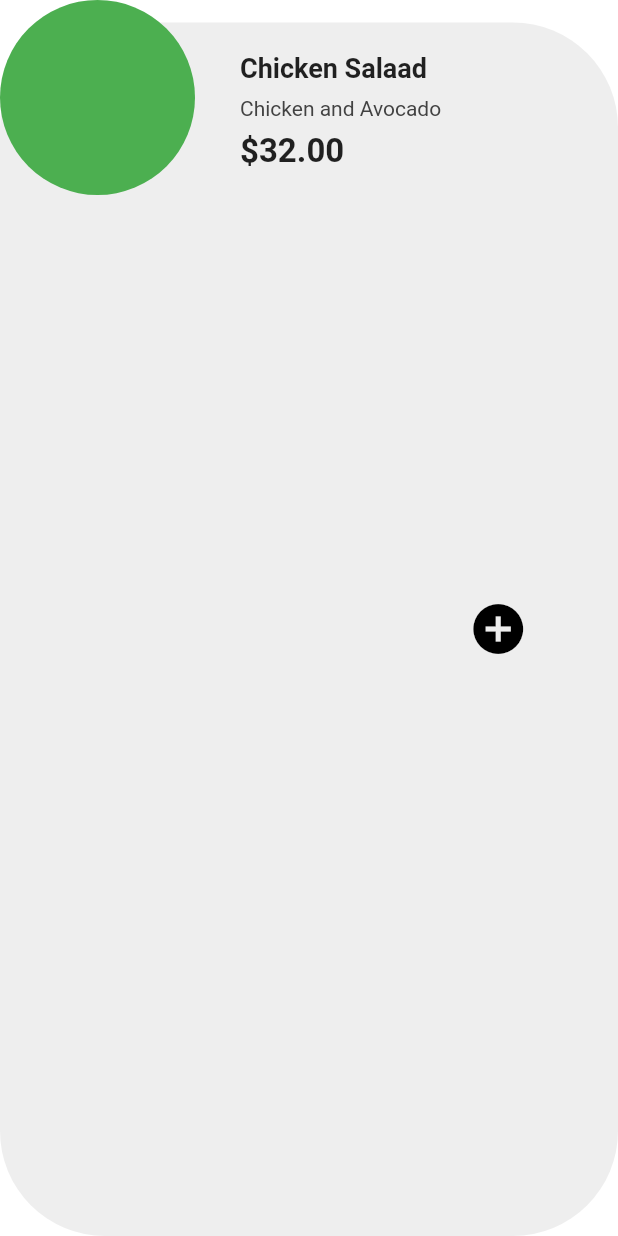
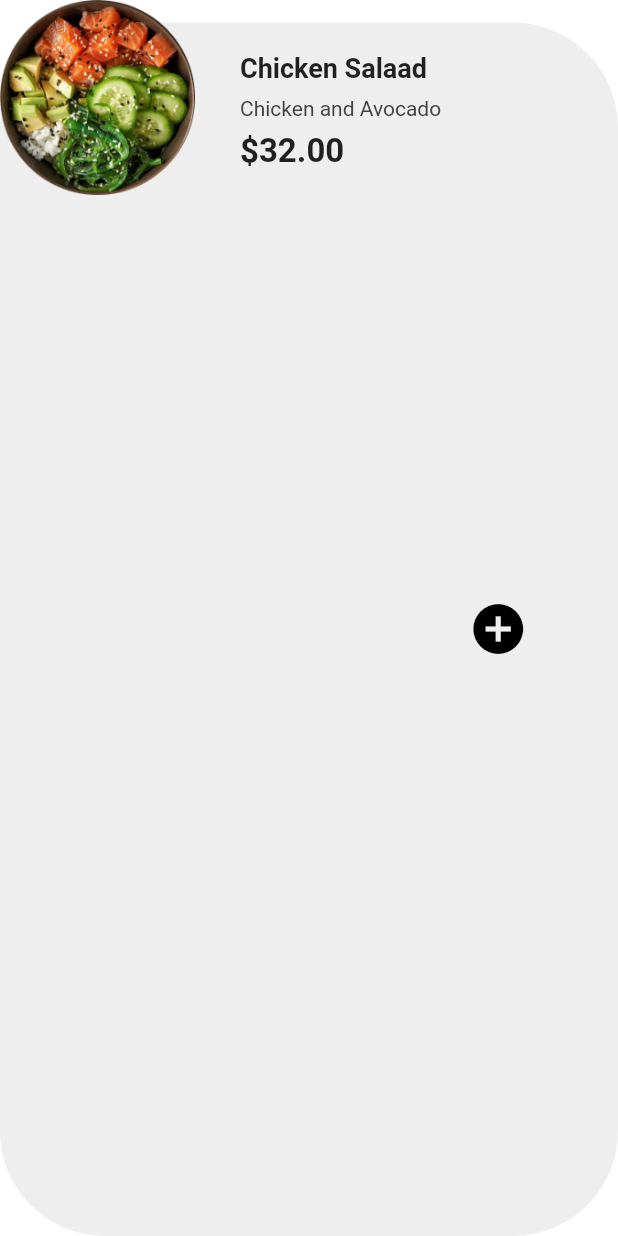
Before and after one commit to codingbbq/flutter_food_app, a Flutter app: the SelectedDish widget shown alone on an empty page, opened directly, on a phone screen of 412 x 824 dp. Run offline on Flutter 3.47's test engine with Material 2 defaults, Android fonts, the phone set to English and light mode, and no system bars.

```diff
--- a/lib/utils/SelectedDish.dart
+++ b/lib/utils/SelectedDish.dart
@@ -65,9 +65,8 @@ class SelectedDish extends StatelessWidget {
         Container(
           width: 130,
           height: 130,
-          decoration: BoxDecoration(
-            borderRadius: BorderRadius.circular(150.0),
-            color: Colors.green,
+          child: Image.asset(
+            "assets/images/01salaad.png",
           ),
         ),
       ],
```
Also changed, not shown: lib/utils/DishItem.dart (+10 -19 lines).
